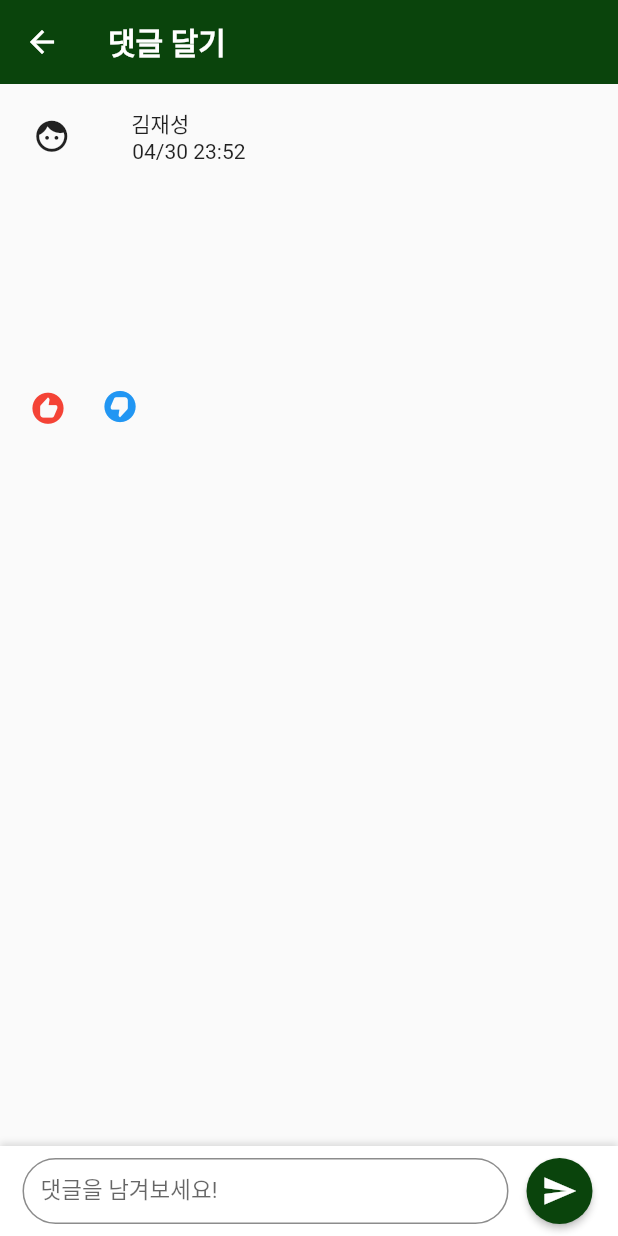
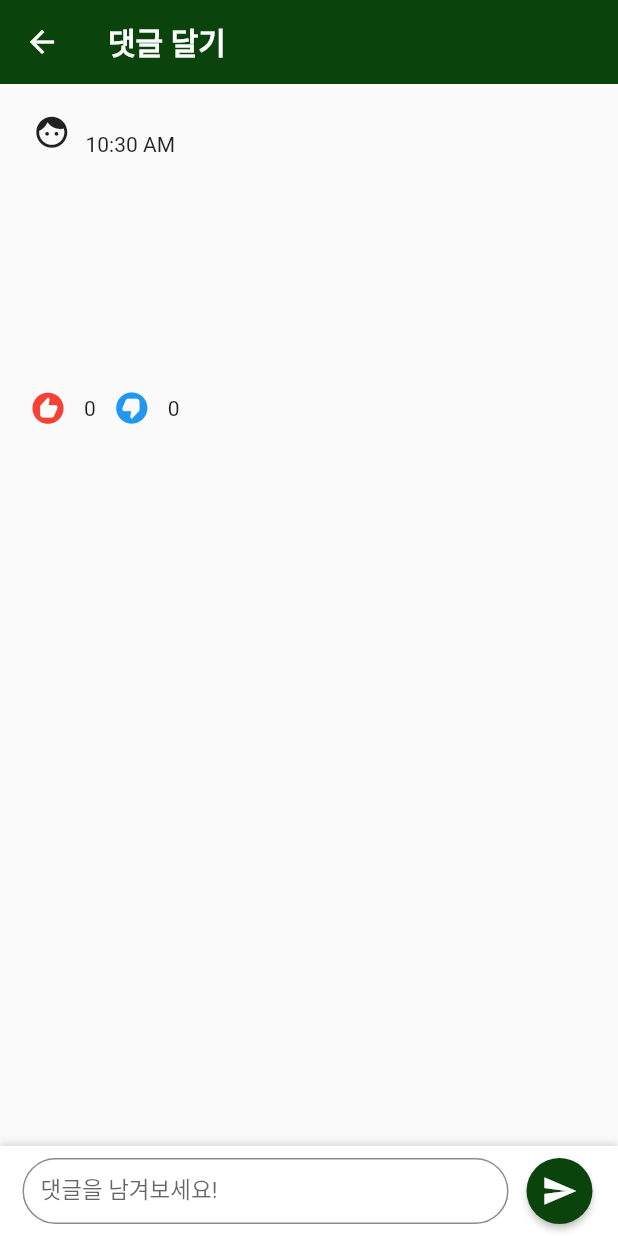
Before and after one commit to SorryKim/2023_capstone, a Flutter app: the CommentScreen screen opened directly with empty values, after a tap on the "recommend" icon, on a phone screen of 412 x 824 dp. Run offline on Flutter 3.47's test engine with Material 2 defaults, Android fonts, the phone set to English and light mode, and no system bars; our stand-ins replace cloud_firestore, firebase_auth, firebase_core, geolocator, google_sign_in, step_progress_indicator; missing offline and left inert: flutter_survey, shake; accounts and stored records are empty.

Commit message:
커뮤니티 기능에 좋아요, 싫어요 기능 추가, 글 작성 날짜 추가

```diff
--- a/lib/screens/comment_screen.dart
+++ b/lib/screens/comment_screen.dart
@@ -3,19 +3,25 @@ import 'dart:developer';
 import 'package:cloud_firestore/cloud_firestore.dart';
 import 'package:firebase_auth/firebase_auth.dart';
 import 'package:flutter/material.dart';
+import 'package:intl/intl.dart';
 
 import '../models/comment_model.dart';
-
-import 'dart:math' as math;
 
 class CommentScreen extends StatefulWidget {
   final String description;
   final String descriptionId;
+  final Timestamp date;
+  final String writerName;
+  final int like, dislike;
 
   const CommentScreen({
     super.key,
+    required this.writerName,
+    required this.date,
     required this.description,
     required this.descriptionId,
+    required this.like,
+    required this.dislike,
   });
 
   @override
@@ -25,10 +31,11 @@ class CommentScreen extends StatefulWidget {
 class _CommentScreenState extends State<CommentScreen> {
   final user = FirebaseAuth.instance.currentUser;
   TextEditingController controller = TextEditingController();
-  double radians = 90 * math.pi / 180;
 
   @override
   Widget build(BuildContext context) {
+    int likeCnt = widget.like;
+    int dislikeCnt = widget.dislike;
     return Scaffold(
         appBar: AppBar(
           title: const Text(
@@ -65,12 +72,12 @@ class _CommentScreenState extends State<CommentScreen> {
                     padding: const EdgeInsets.all(8.0),
                     height: 50,
                     width: double.infinity,
-                    child: const Column(
+                    child: Column(
                       children: [
                         Row(
                           children: [
-                            Padding(
-                              padding: EdgeInsets.only(left: 6, right: 3),
+                            const Padding(
+                              padding: EdgeInsets.only(left: 6, right: 10),
                               child: Icon(
                                 Icons.face,
                                 size: 25,
@@ -78,8 +85,8 @@ class _CommentScreenState extends State<CommentScreen> {
                             ),
                             Column(
                               children: [
-                                Text('김재성'),
-                                Text('           04/30 23:52'),
+                                Text(
+                                    '${widget.writerName}\n${readTimestamp(widget.date)}'),
                               ],
                             )
                           ],
@@ -110,11 +117,10 @@ class _CommentScreenState extends State<CommentScreen> {
                             Icons.recommend_rounded,
                             color: Colors.red,
                           ),
-                          onPressed: () {},
+                          onPressed: _onPressedLikeButton,
                           iconSize: 25,
                         ),
-                        Column(
-                          children: [
+                        Text(widget.like.toString()),
                         const SizedBox(
                           height: 17,
                         ),
@@ -125,12 +131,11 @@ class _CommentScreenState extends State<CommentScreen> {
                               Icons.recommend,
                               color: Colors.blue,
                             ),
-                                onPressed: () {},
+                            onPressed: _onPressedDislikeButton,
                             iconSize: 25,
                           ),
                         ),
-                          ],
-                        ),
+                        Text(widget.dislike.toString()),
                       ],
                     ),
                   ),
@@ -188,6 +193,7 @@ class _CommentScreenState extends State<CommentScreen> {
     }
   }
 
+  // 댓글 전송 메소드
   void _onPressedSendButton() {
     try {
       CommentModel messageModel = CommentModel(
@@ -206,6 +212,64 @@ class _CommentScreenState extends State<CommentScreen> {
     } catch (ex) {
       log('error');
     }
+  }
+
+  // 좋아요 전송 메소드
+  void _onPressedLikeButton() {
+    try {
+      FirebaseFirestore firestore = FirebaseFirestore.instance;
+      firestore
+          .collection('community/dkKeHkBBOTap6hZE9tG2/messages/')
+          .doc(widget.descriptionId)
+          .update({"like": widget.like + 1});
+    } catch (ex) {
+      log('error');
+    }
+  }
+
+  void _onPressedDislikeButton() {
+    try {
+      setState(() {
+        FirebaseFirestore firestore = FirebaseFirestore.instance;
+        firestore
+            .collection('community/dkKeHkBBOTap6hZE9tG2/messages/')
+            .doc(widget.descriptionId)
+            .update({"dislike": widget.dislike + 1});
+      });
+    } catch (ex) {
+      log('error');
+    }
+  }
+
+  // Timestamp를 이쁘게 출력하는 메소드
+  String readTimestamp(Timestamp timestamp) {
+    var now = DateTime.now();
+    var format = DateFormat('HH:mm a');
+    var date =
+        DateTime.fromMillisecondsSinceEpoch(timestamp.millisecondsSinceEpoch);
+    var diff = now.difference(date);
+    var time = '';
+
+    if (diff.inSeconds <= 0 ||
+        diff.inSeconds > 0 && diff.inMinutes == 0 ||
+        diff.inMinutes > 0 && diff.inHours == 0 ||
+        diff.inHours > 0 && diff.inDays == 0) {
+      time = format.format(date);
+    } else if (diff.inDays > 0 && diff.inDays < 7) {
+      if (diff.inDays == 1) {
+        time = '${diff.inDays} 일 전';
+      } else {
+        time = '${diff.inDays} 일 전';
+      }
+    } else {
+      if (diff.inDays == 7) {
+        time = '${(diff.inDays / 7).floor()} 주 전';
+      } else {
+        time = '${(diff.inDays / 7).floor()} 주 전';
+      }
+    }
+
+    return time;
   }
 
   Widget getInputWidget() {
```
Lines whose indentation alone changed are shown as unchanged.
